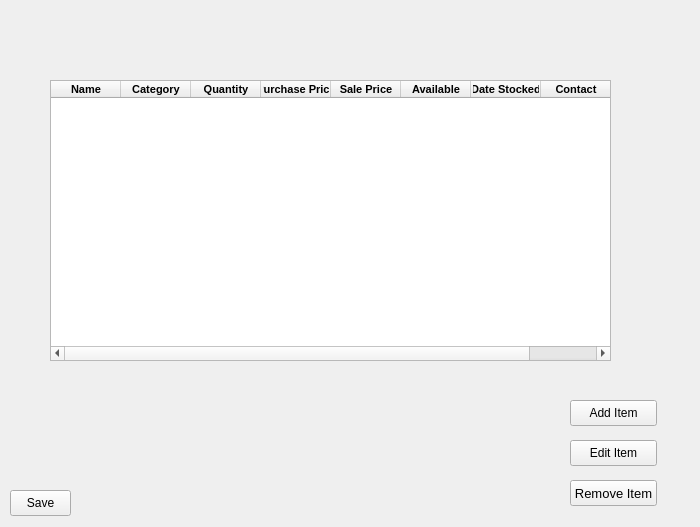
This is Inventory/Python Version Control/Isaac/InventoryWidget.ui in Hamilton-Davis/Inventory-Intro-to-Software-Dev as Qt 5 draws it before an edit. The edited form follows.
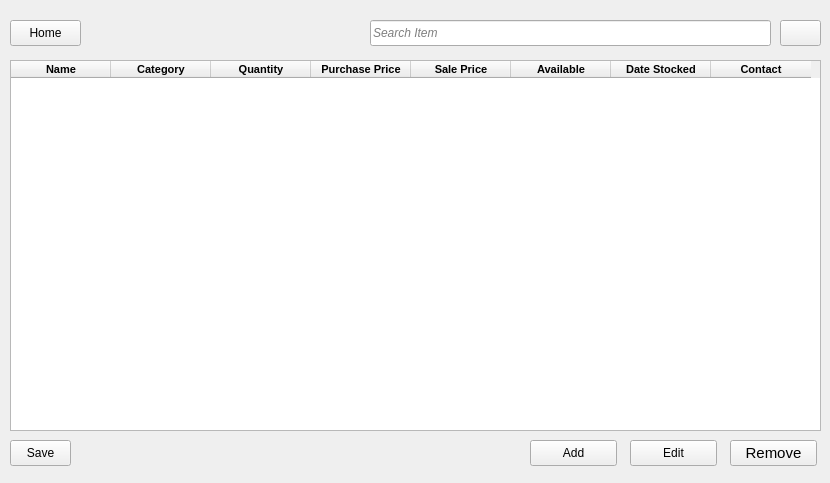
This is the edited form. Icons and pictures are not drawn.

Commit message:
Updated InventoryWidget's UI
Added button icons, home and search buttons, and resized table

```diff
--- a/Inventory/Python Version Control/Isaac/InventoryWidget.ui
+++ b/Inventory/Python Version Control/Isaac/InventoryWidget.ui
@@ -6,8 +6,8 @@
    <rect>
     <x>0</x>
     <y>0</y>
-    <width>700</width>
-    <height>527</height>
+    <width>830</width>
+    <height>483</height>
    </rect>
   </property>
   <property name="windowTitle">
@@ -16,10 +16,10 @@
   <widget class="QTableWidget" name="tableWidget">
    <property name="geometry">
     <rect>
-     <x>50</x>
-     <y>80</y>
-     <width>561</width>
-     <height>281</height>
+     <x>10</x>
+     <y>60</y>
+     <width>811</width>
+     <height>371</height>
     </rect>
    </property>
    <property name="font">
@@ -30,10 +30,22 @@
     </font>
    </property>
    <attribute name="horizontalHeaderMinimumSectionSize">
-    <number>60</number>
+    <number>0</number>
    </attribute>
    <attribute name="horizontalHeaderDefaultSectionSize">
-    <number>70</number>
+    <number>100</number>
+   </attribute>
+   <attribute name="horizontalHeaderShowSortIndicator" stdset="0">
+    <bool>true</bool>
+   </attribute>
+   <attribute name="horizontalHeaderStretchLastSection">
+    <bool>false</bool>
+   </attribute>
+   <attribute name="verticalHeaderCascadingSectionResizes">
+    <bool>true</bool>
+   </attribute>
+   <attribute name="verticalHeaderStretchLastSection">
+    <bool>false</bool>
    </attribute>
    <column>
     <property name="text">
@@ -80,7 +92,7 @@
    <property name="geometry">
     <rect>
      <x>10</x>
-     <y>490</y>
+     <y>440</y>
      <width>61</width>
      <height>26</height>
     </rect>
@@ -92,45 +104,104 @@
   <widget class="QPushButton" name="addItemButton">
    <property name="geometry">
     <rect>
-     <x>570</x>
-     <y>400</y>
+     <x>530</x>
+     <y>440</y>
      <width>87</width>
      <height>26</height>
     </rect>
    </property>
    <property name="text">
-    <string>Add Item</string>
+    <string>Add</string>
+   </property>
+   <property name="icon">
+    <iconset theme="QIcon::ThemeIcon::ListAdd"/>
    </property>
   </widget>
   <widget class="QPushButton" name="editItemButton">
    <property name="geometry">
     <rect>
-     <x>570</x>
+     <x>630</x>
      <y>440</y>
      <width>87</width>
      <height>26</height>
     </rect>
    </property>
    <property name="text">
-    <string>Edit Item</string>
+    <string>Edit</string>
+   </property>
+   <property name="icon">
+    <iconset theme="QIcon::ThemeIcon::UserAvailable"/>
    </property>
   </widget>
   <widget class="QPushButton" name="removeItemButton">
    <property name="geometry">
     <rect>
-     <x>570</x>
-     <y>480</y>
+     <x>730</x>
+     <y>440</y>
      <width>87</width>
      <height>26</height>
     </rect>
    </property>
    <property name="font">
     <font>
-     <pointsize>10</pointsize>
+     <pointsize>11</pointsize>
     </font>
    </property>
    <property name="text">
-    <string>Remove Item</string>
+    <string>Remove</string>
+   </property>
+   <property name="icon">
+    <iconset theme="QIcon::ThemeIcon::ListRemove"/>
+   </property>
+  </widget>
+  <widget class="QLineEdit" name="searchBar">
+   <property name="geometry">
+    <rect>
+     <x>370</x>
+     <y>20</y>
+     <width>401</width>
+     <height>26</height>
+    </rect>
+   </property>
+   <property name="font">
+    <font>
+     <italic>true</italic>
+    </font>
+   </property>
+   <property name="placeholderText">
+    <string>Search Item</string>
+   </property>
+  </widget>
+  <widget class="QPushButton" name="searchButton">
+   <property name="geometry">
+    <rect>
+     <x>780</x>
+     <y>20</y>
+     <width>41</width>
+     <height>26</height>
+    </rect>
+   </property>
+   <property name="text">
+    <string extracomment="Search"/>
+   </property>
+   <property name="icon">
+    <iconset theme="QIcon::ThemeIcon::EditFind"/>
+   </property>
+  </widget>
+  <widget class="QPushButton" name="homeButton">
+   <property name="geometry">
+    <rect>
+     <x>10</x>
+     <y>20</y>
+     <width>71</width>
+     <height>26</height>
+    </rect>
+   </property>
+   <property name="text">
+    <string>Home</string>
+   </property>
+   <property name="icon">
+    <iconset theme="QIcon::ThemeIcon::GoHome"/>
    </property>
   </widget>
  </widget>
```
Left out of the diff: 6 changed lines with no effect on the pictures. The commit also changes 2 other files.
